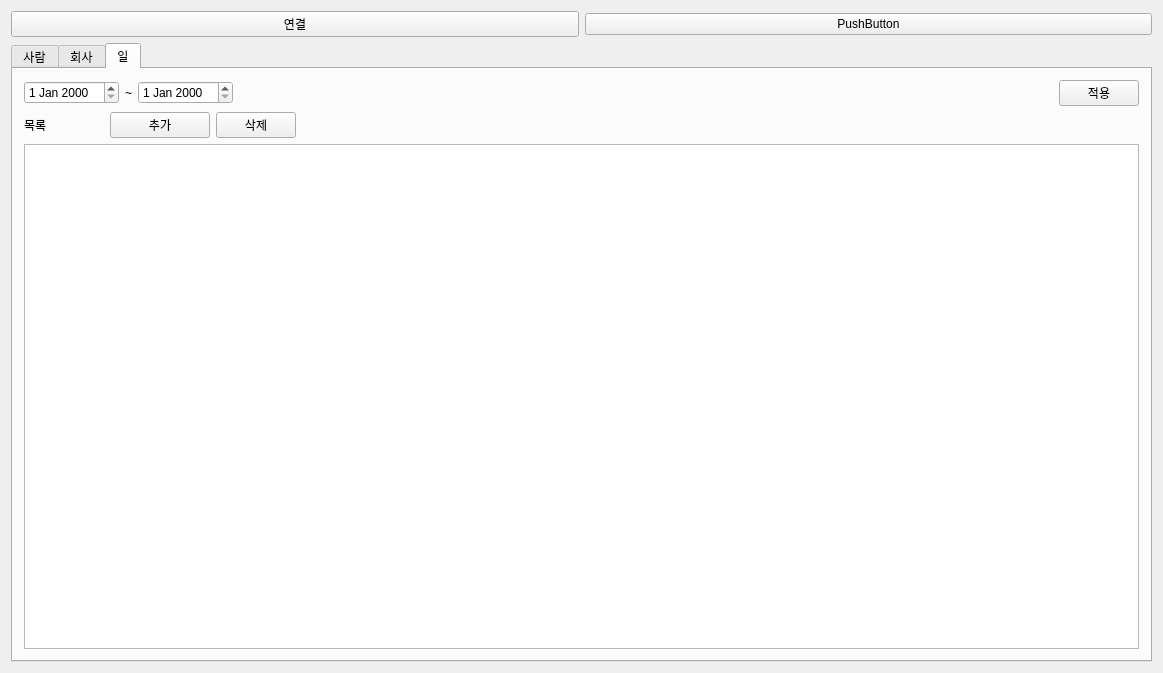
Before: the Qt Designer form src/mainwindow.ui in Hyuntae-Lee/HuResMgr, drawn with Qt 5.
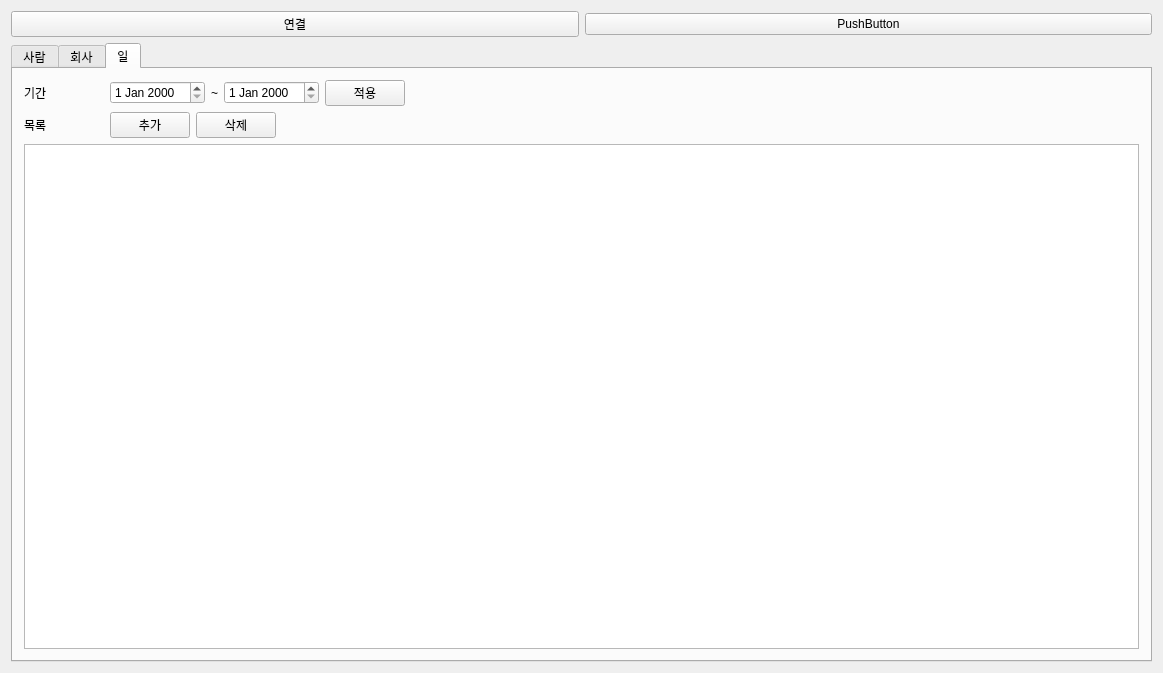
After: the same form once the commit is applied. The open tabs and pages were chosen to show the change.

The edit to the form file:
```diff
--- a/src/mainwindow.ui
+++ b/src/mainwindow.ui
@@ -476,10 +476,13 @@
          <layout class="QVBoxLayout" name="verticalLayout_6">
           <item>
            <layout class="QGridLayout" name="gridLayout">
-            <item row="1" column="0">
+            <item row="1" column="1">
              <widget class="QDateEdit" name="dateEdit_stat_from"/>
             </item>
-            <item row="1" column="4">
+            <item row="1" column="3">
+             <widget class="QDateEdit" name="dateEdit_stat_to"/>
+            </item>
+            <item row="1" column="5">
              <spacer name="horizontalSpacer">
               <property name="orientation">
                <enum>Qt::Horizontal</enum>
@@ -493,9 +496,6 @@
              </spacer>
             </item>
             <item row="1" column="2">
-             <widget class="QDateEdit" name="dateEdit_stat_to"/>
-            </item>
-            <item row="1" column="1">
              <widget class="QLabel" name="label_9">
               <property name="sizePolicy">
                <sizepolicy hsizetype="Minimum" vsizetype="Preferred">
@@ -508,17 +508,39 @@
               </property>
              </widget>
             </item>
-            <item row="1" column="5">
+            <item row="1" column="4">
              <widget class="QPushButton" name="pushButton_refreshJobjist">
+              <property name="minimumSize">
+               <size>
+                <width>80</width>
+                <height>0</height>
+               </size>
+              </property>
               <property name="text">
                <string>적용</string>
               </property>
              </widget>
             </item>
+            <item row="1" column="0">
+             <widget class="QLabel" name="label_8">
+              <property name="minimumSize">
+               <size>
+                <width>80</width>
+                <height>0</height>
+               </size>
+              </property>
+              <property name="text">
+               <string>기간</string>
+              </property>
+             </widget>
+            </item>
            </layout>
           </item>
           <item>
            <layout class="QHBoxLayout" name="horizontalLayout_8">
+            <property name="spacing">
+             <number>6</number>
+            </property>
             <item>
              <widget class="QLabel" name="label">
               <property name="sizePolicy">
@@ -542,7 +564,7 @@
              <widget class="QPushButton" name="pushButton_workNew">
               <property name="minimumSize">
                <size>
-                <width>100</width>
+                <width>80</width>
                 <height>0</height>
                </size>
               </property>
@@ -553,6 +575,12 @@
             </item>
             <item>
              <widget class="QPushButton" name="pushButton_removeJobForStat">
+              <property name="minimumSize">
+               <size>
+                <width>80</width>
+                <height>0</height>
+               </size>
+              </property>
               <property name="text">
                <string>삭제</string>
               </property>
```
Left out of the diff: 34 changed lines with no effect on the pictures.
